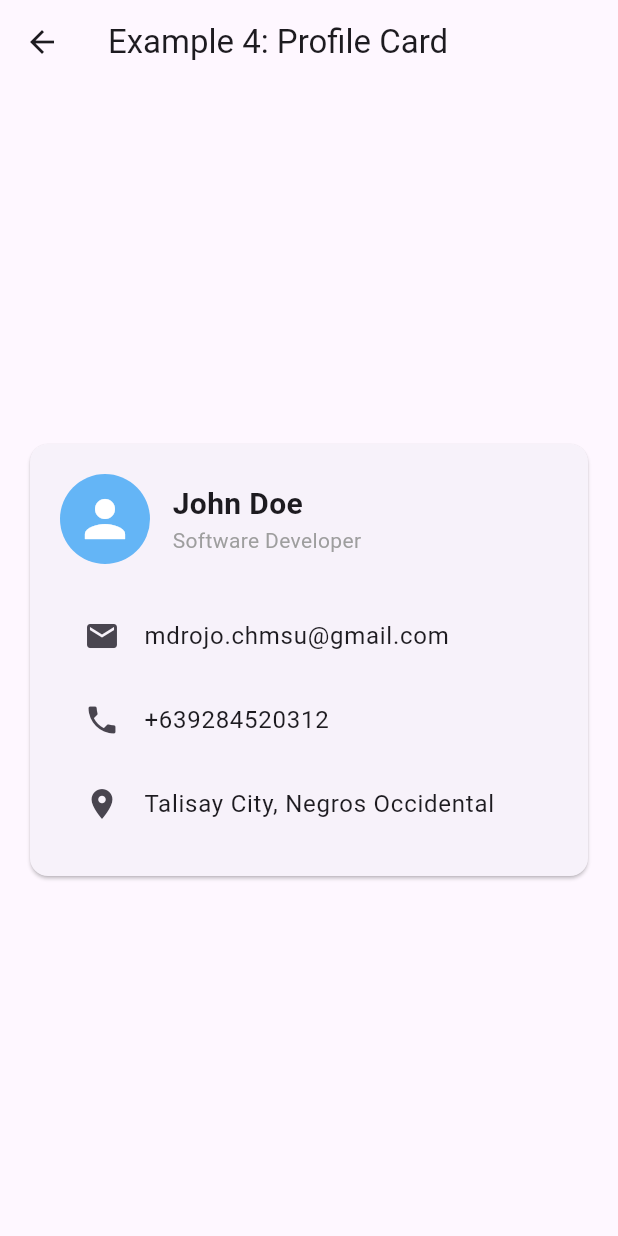
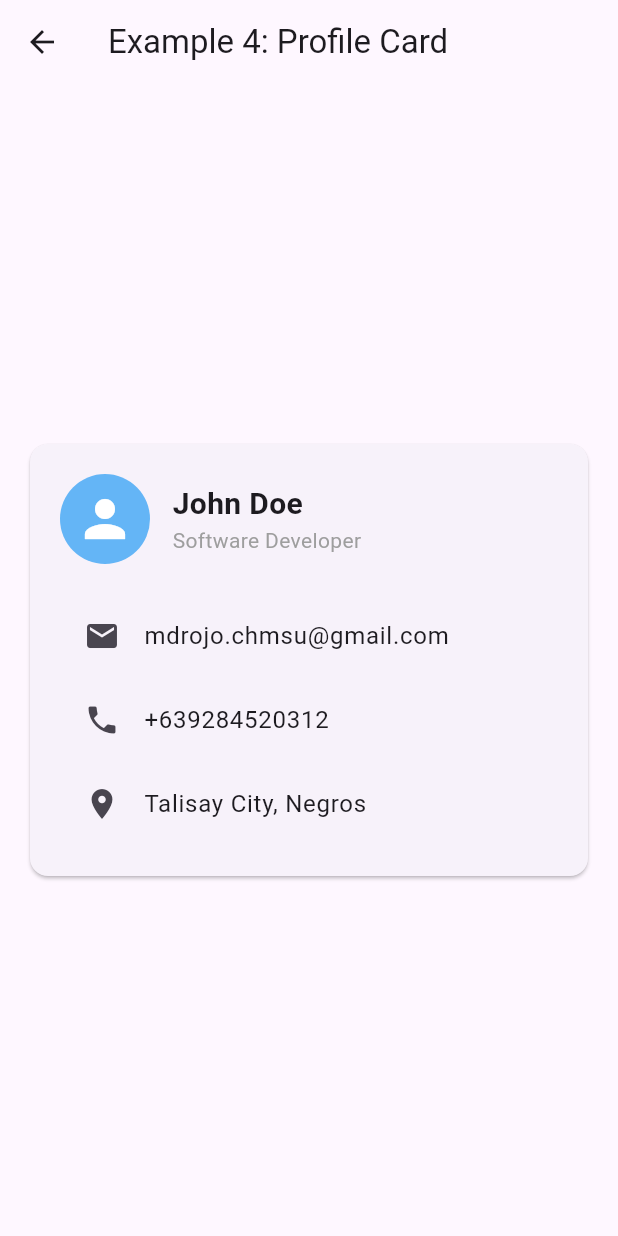
Before and after one commit to DantalianFree/ROJO-2ND_ACT-FLUTTER, a Flutter app: the Example4Screen screen opened directly, on a phone screen of 412 x 824 dp. Run offline on Flutter 3.47's test engine with Material 3 defaults, Android fonts, the phone set to English and light mode, and no system bars.

Commit message:
changes for building

```diff
--- a/lib/screens/layout_examples.dart
+++ b/lib/screens/layout_examples.dart
@@ -166,7 +166,7 @@ class Example4Screen extends StatelessWidget {
                     ),
                     ListTile(
                       leading: Icon(Icons.location_on),
-                      title: Text('Talisay City, Negros Occidental'),
+                      title: Text('Talisay City, Negros'),
                     ),
                   ],
                 ),
```
Also changed, not shown: 1 other file.
